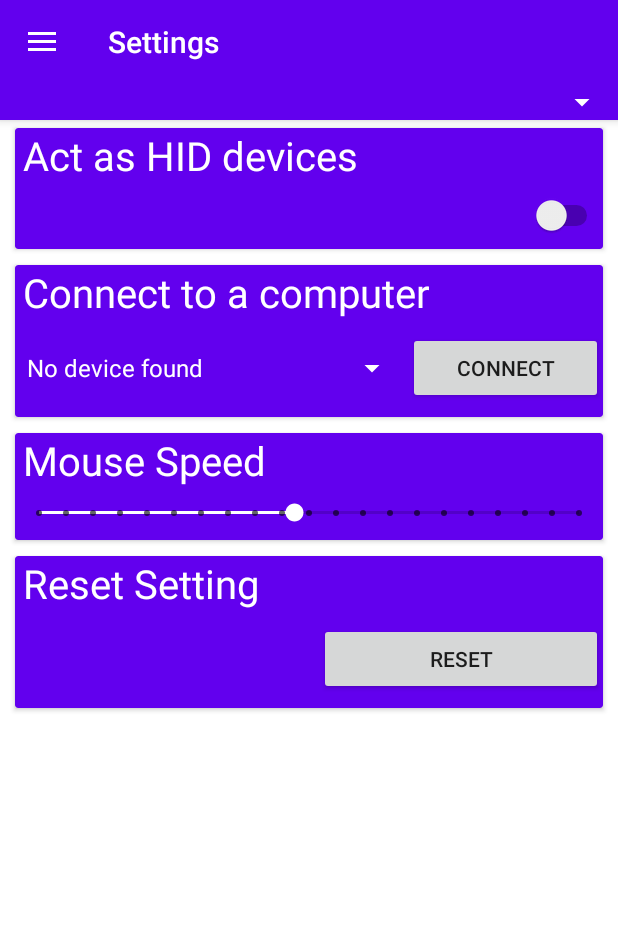
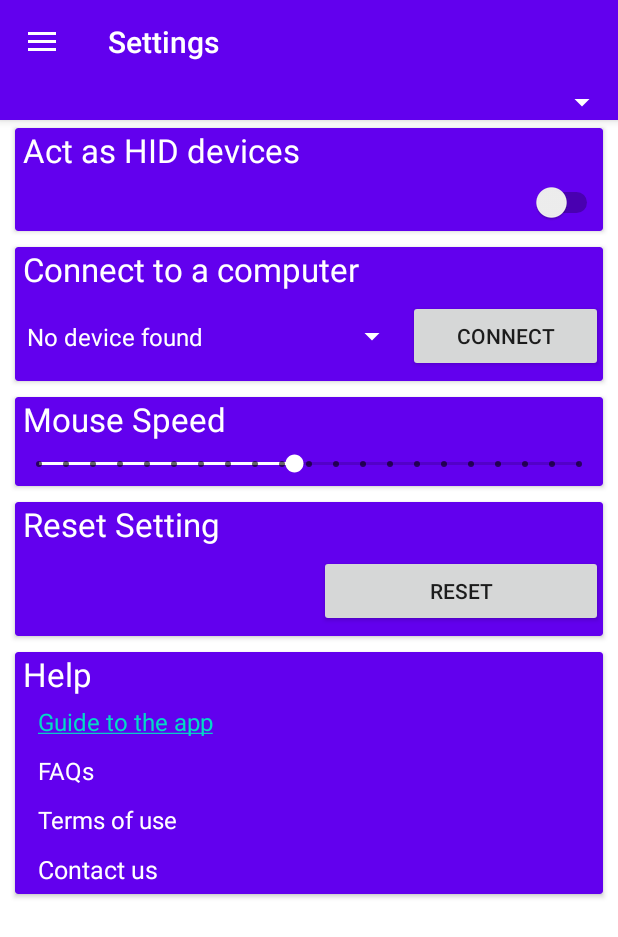
Before and after one commit to YoshiS214/Smart-Mouse, an Android app: the screen it shows after launch (MainActivity), in the side drawer, after a tap on "Settings", on a phone screen of 412 x 824 dp. Shown: the top 937 px of the screen. Run offline under Robolectric (Android 15) with nearby library versions, the phone set to English and light mode, and no system bars; our stand-ins replace navigation-ui; 3 statements that could not run were skipped.

```diff
--- a/app/src/main/java/com/example/smartmouse/ui/setting/SettingFragment.kt
+++ b/app/src/main/java/com/example/smartmouse/ui/setting/SettingFragment.kt
@@ -5,15 +5,22 @@ import android.app.AlertDialog
 import android.content.DialogInterface
 import android.os.Bundle
 import android.os.Handler
+import android.text.Html
+import android.text.method.LinkMovementMethod
+import android.util.Log
 import android.view.LayoutInflater
 import android.view.View
 import android.view.ViewGroup
 import android.widget.*
+import androidx.core.text.HtmlCompat
 import androidx.fragment.app.Fragment
 import com.example.smartmouse.MainActivity
 import com.example.smartmouse.R
 import com.example.smartmouse.bluetooth.Keyboard
 import com.example.smartmouse.bluetooth.Mouse
+import kotlinx.android.synthetic.main.fragment_setting.*
+import kotlinx.coroutines.*
+import java.lang.Runnable
 
 class SettingFragment : Fragment() {
     lateinit var mouse: Mouse
@@ -40,6 +47,10 @@ class SettingFragment : Fragment() {
         val mouseSeekBar: SeekBar = view.findViewById(R.id.seekbar_mouse)
         val resetButton: Button = view.findViewById(R.id.button_reset)
         val errorText: TextView = view.findViewById(R.id.text_error)
+        val howToText: TextView = view.findViewById(R.id.text_howTo)
+        val FAQsText: TextView = view.findViewById(R.id.text_FAQs)
+        val termsOfUseText: TextView = view.findViewById(R.id.text_termsOfUse)
+        val contactText: TextView = view.findViewById(R.id.text_contact)
         var adapter = ArrayAdapter(
             mainActivity.applicationContext,
             R.layout.spinner_style,
@@ -67,6 +78,9 @@ class SettingFragment : Fragment() {
 
         handler.post(runnable)
 
+        howToText.text = HtmlCompat.fromHtml("<a href=\"https://github.com/YoshiS214/Smart-Mouse/wiki/\">Guide to the app</a>", HtmlCompat.FROM_HTML_MODE_LEGACY)
+        howToText.movementMethod = LinkMovementMethod.getInstance()
+
         deviceNameSpinner.onItemSelectedListener = object : AdapterView.OnItemSelectedListener {
             override fun onItemSelected(
                 parent: AdapterView<*>?,
@@ -84,19 +98,23 @@ class SettingFragment : Fragment() {
         peripheralSwitch.setOnCheckedChangeListener { compoundButton: CompoundButton, b: Boolean ->
             if (b) { // When turning on, try to start mouse server
                 compoundButton.setOnClickListener {
+                    GlobalScope.launch(Dispatchers.IO){
                         initialiseError = mouse.setPeripheralProvider()
                         if (initialiseError == null) {
                             mouse.start()
                             mainActivity.updateMouse(mouse)
+                            mainActivity.enableHid()
                         } else {
                             errorText.text = initialiseError
                             peripheralSwitch.isChecked = false
+                        }
                     }
                 }
             } else { // When turing off, stop mouse server
                 compoundButton.setOnClickListener {
                     mouse.stop()
                     mainActivity.updateMouse(mouse)
+                    mainActivity.disableHid()
                 }
             }
         }
@@ -147,6 +165,6 @@ class SettingFragment : Fragment() {
                 show()
             }
         }
-        peripheralSwitch.isChecked = mouse.isStarted()
+        peripheralSwitch.isChecked = mainActivity.isHidEnabled()
     }
 }
--- a/app/src/main/res/layout/fragment_setting.xml
+++ b/app/src/main/res/layout/fragment_setting.xml
@@ -53,7 +53,7 @@
                         android:id="@+id/text_error"
                         android:layout_width="wrap_content"
                         android:layout_height="match_parent"
-                        android:layout_weight="1"
+                        android:layout_weight="2"
                         android:gravity="center"
                         android:maxLines="1"
                         android:textColor="#FFFFFF" />
@@ -67,7 +67,8 @@
                         android:id="@+id/switch_peripheral"
                         android:layout_width="wrap_content"
                         android:layout_height="match_parent"
-                        android:layout_weight="1" />
+                        android:layout_weight="1"
+                        tools:ignore="UseSwitchCompatOrMaterialXml" />
 
                 </LinearLayout>
             </LinearLayout>
@@ -221,6 +222,103 @@
 
         </androidx.cardview.widget.CardView>
 
+        <androidx.cardview.widget.CardView
+            android:layout_width="match_parent"
+            android:layout_height="wrap_content"
+            android:layout_gravity="center|center_vertical|fill_vertical"
+            android:layout_marginHorizontal="10dp"
+            android:layout_marginVertical="5dp"
+            android:layout_weight="1"
+            app:cardBackgroundColor="@color/colorPrimary">
+
+            <LinearLayout
+                android:layout_width="match_parent"
+                android:layout_height="match_parent"
+                android:orientation="vertical">
+
+                <TextView
+                    android:layout_width="match_parent"
+                    android:layout_height="wrap_content"
+                    android:layout_weight="1"
+                    android:autoSizeTextType="uniform"
+                    android:gravity="center_vertical"
+                    android:maxLines="1"
+                    android:paddingStart="5dp"
+                    android:paddingEnd="10dp"
+                    android:text="Help"
+                    android:textColor="#FFFFFF" />
+
+                <LinearLayout
+                    android:layout_width="match_parent"
+                    android:layout_height="wrap_content"
+                    android:layout_weight="1"
+                    android:orientation="vertical">
+
+                    <TextView
+                        android:id="@+id/text_howTo"
+                        android:layout_width="match_parent"
+                        android:layout_height="wrap_content"
+                        android:layout_weight="1"
+                        android:autoSizeTextType="uniform"
+                        android:gravity="center_vertical"
+                        android:maxLines="1"
+                        android:paddingStart="15dp"
+                        android:paddingTop="5dp"
+                        android:paddingEnd="10dp"
+                        android:paddingBottom="5dp"
+                        android:text="Guide to the app"
+                        android:textColor="#FFFFFF" />
+
+                    <TextView
+                        android:id="@+id/text_FAQs"
+                        android:layout_width="match_parent"
+                        android:layout_height="wrap_content"
+                        android:layout_weight="1"
+                        android:autoSizeTextType="uniform"
+                        android:gravity="center_vertical"
+                        android:maxLines="1"
+                        android:paddingStart="15dp"
+                        android:paddingTop="5dp"
+                        android:paddingEnd="10dp"
+                        android:paddingBottom="5dp"
+                        android:text="FAQs"
+                        android:textColor="#FFFFFF" />
+
+                    <TextView
+                        android:id="@+id/text_termsOfUse"
+                        android:layout_width="match_parent"
+                        android:layout_height="wrap_content"
+                        android:layout_weight="1"
+                        android:autoSizeTextType="uniform"
+                        android:gravity="center_vertical"
+                        android:maxLines="1"
+                        android:paddingStart="15dp"
+                        android:paddingTop="5dp"
+                        android:paddingEnd="10dp"
+                        android:paddingBottom="5dp"
+                        android:text="Terms of use"
+                        android:textColor="#FFFFFF" />
+
+                    <TextView
+                        android:id="@+id/text_contact"
+                        android:layout_width="match_parent"
+                        android:layout_height="wrap_content"
+                        android:layout_weight="1"
+                        android:autoSizeTextType="uniform"
+                        android:gravity="center_vertical"
+                        android:maxLines="1"
+                        android:paddingStart="15dp"
+                        android:paddingTop="5dp"
+                        android:paddingEnd="10dp"
+                        android:paddingBottom="5dp"
+                        android:text="Contact us"
+                        android:textColor="#FFFFFF" />
+                </LinearLayout>
+
+            </LinearLayout>
+
+        </androidx.cardview.widget.CardView>
+
         <Space
             android:layout_width="match_parent"
             android:layout_height="wrap_content"
```
Lines whose indentation alone changed are shown as unchanged.
